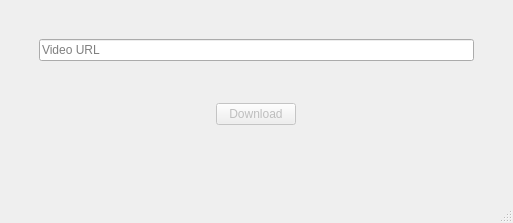
Before: the Qt Designer form app/ui/mainWindow.ui in Wholffe/YoutubeToMp3Converter, drawn with Qt 5.
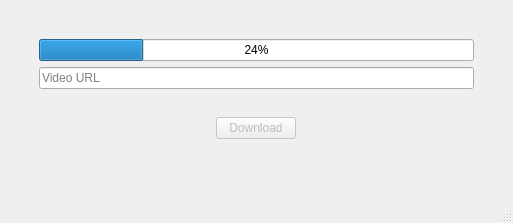
After: the same form once the commit is applied.

Diff of the .ui file:
```diff
--- a/app/ui/mainWindow.ui
+++ b/app/ui/mainWindow.ui
@@ -29,7 +29,7 @@
       <property name="bottomMargin">
        <number>30</number>
       </property>
-      <item row="1" column="0" alignment="Qt::AlignHCenter|Qt::AlignVCenter">
+      <item row="2" column="0" alignment="Qt::AlignHCenter|Qt::AlignVCenter">
        <widget class="QPushButton" name="buttonDownload">
         <property name="enabled">
          <bool>false</bool>
@@ -39,13 +39,20 @@
         </property>
        </widget>
       </item>
-      <item row="0" column="0">
+      <item row="1" column="0">
        <widget class="QLineEdit" name="lineEditVideoUrl">
         <property name="placeholderText">
          <string>Video URL</string>
         </property>
        </widget>
       </item>
+      <item row="0" column="0">
+       <widget class="QProgressBar" name="progressBar">
+        <property name="value">
+         <number>24</number>
+        </property>
+       </widget>
+      </item>
      </layout>
     </item>
    </layout>
```
